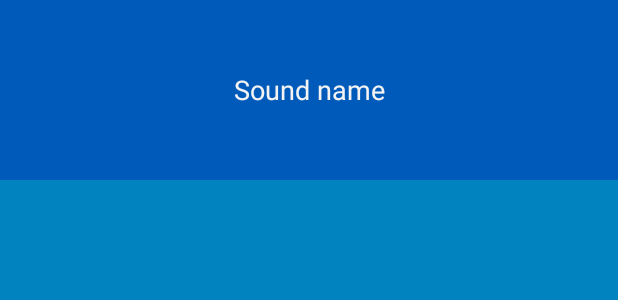
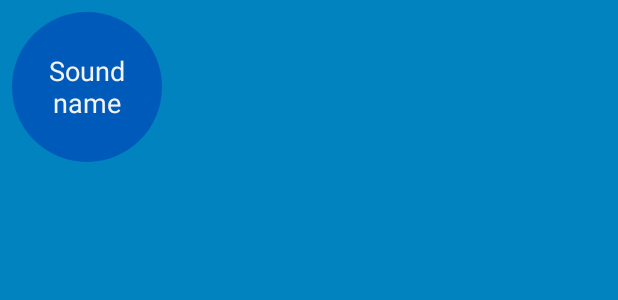
Before and after one commit to kylegnally/BeatBox, an Android app: the layout list_item_sound.xml on its own in the app's theme, with its tools: preview values and no code run, on a phone screen of 412 x 824 dp. Shown: the top 300 px of the screen. Run offline under Robolectric (Android 15) with nearby library versions, the phone set to English and light mode, and no system bars.

Commit message:
Add drawables for buttons. Add pressed state.

```diff
--- /dev/null
+++ b/app/src/main/res/drawable/button_beat_box.xml
@@ -0,0 +1,5 @@
+<selector xmlns:android="http://schemas.android.com/apk/res/android">
+    <item android:drawable="@drawable/button_beat_box_pressed"
+          android:state_pressed="true"/>
+    <item android:drawable="@drawable/button_beat_box_normal"/>
+</selector>
--- /dev/null
+++ b/app/src/main/res/drawable/button_beat_box_normal.xml
@@ -0,0 +1,7 @@
+<shape xmlns:android="http://schemas.android.com/apk/res/android"
+       android:shape="oval">
+
+    <solid
+        android:color="@color/dark_blue"/>
+
+</shape>
--- /dev/null
+++ b/app/src/main/res/drawable/button_beat_box_pressed.xml
@@ -0,0 +1,17 @@
+<layer-list xmlns:android="http://schemas.android.com/apk/res/android">
+    <item>
+        <shape>
+            android:shape="oval">
+            <solid
+                android:color="@color/red"/>
+        </shape>
+    </item>
+    <item>
+        <shape
+            android:shape="oval">
+            <stroke
+                android:width="4dp"
+                android:color="@color/dark_red"/>
+        </shape>
+    </item>
+</layer-list>
--- a/app/src/main/res/layout/list_item_sound.xml
+++ b/app/src/main/res/layout/list_item_sound.xml
@@ -1,7 +1,16 @@
 <?xml version="1.0" encoding="utf-8"?>
-<Button xmlns:android="http://schemas.android.com/apk/res/android"
-        xmlns:tools="http://schemas.android.com/tools"
+<FrameLayout
+    xmlns:android="http://schemas.android.com/apk/res/android"
+    xmlns:tools="http://schemas.android.com/tools"
+    android:layout_margin="8dp"
+    android:layout_width="wrap_content"
+    android:layout_height="wrap_content">
+
+    <Button
         android:id="@+id/list_item_sound_button"
-        android:layout_width="match_parent"
-        android:layout_height="120dp"
-    tools:text="Sound name"/>
+        android:layout_width="100dp"
+        android:layout_height="100dp"
+        android:layout_gravity="center"
+        tools:text="Sound name"/>
+
+</FrameLayout>
--- a/app/src/main/res/values/styles.xml
+++ b/app/src/main/res/values/styles.xml
@@ -11,7 +11,7 @@
     </style>
 
     <style name="BeatBoxButton" parent="android:style/Widget.Holo.Button">
-        <item name="android:background">@color/dark_blue</item>
+        <item name="android:background">@drawable/button_beat_box</item>
     </style>
 
 
```
